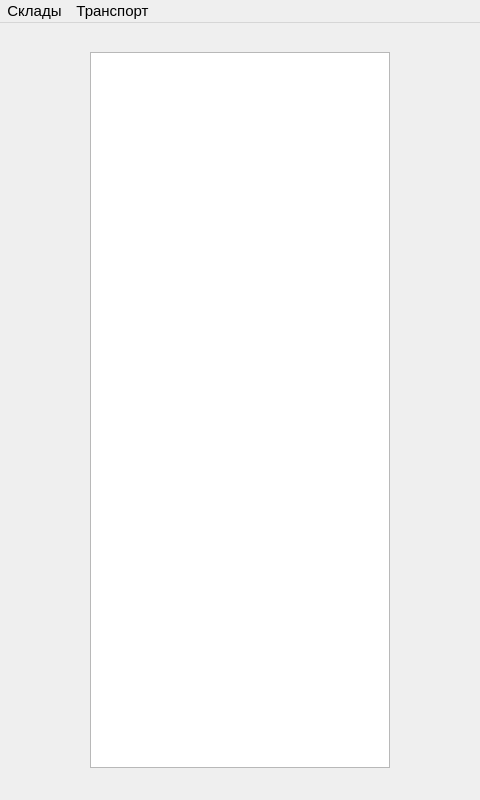
The window that src/ui/diploma.ui (fairay/BachelorDiploma) describes before a commit, drawn with Qt 5; both pictures show x 305 to 785 and y 0 to 800 of the 1075 by 800 pixel window.
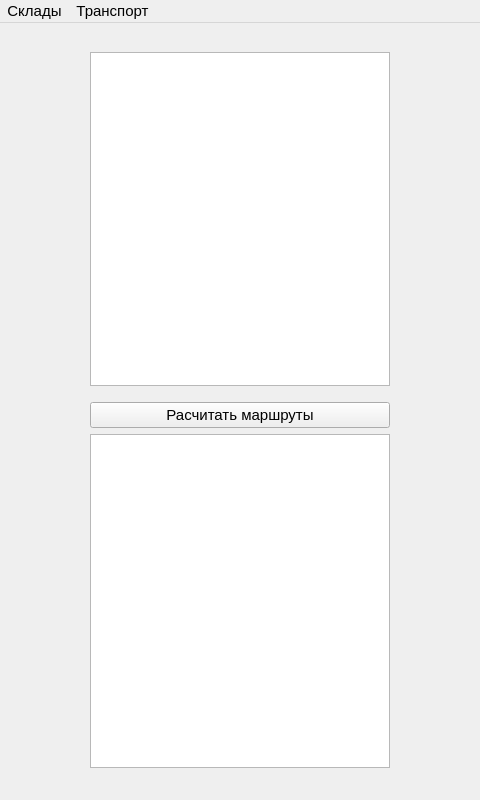
The same window after the commit.

Patch:
```diff
--- a/src/ui/diploma.ui
+++ b/src/ui/diploma.ui
@@ -41,6 +41,22 @@
   </property>
   <widget class="QWidget" name="centralwidget">
    <layout class="QGridLayout" name="gridLayout">
+                <item row="1" column="5">
+                    <spacer name="horizontalSpacer_2">
+                        <property name="orientation">
+                            <enum>Qt::Horizontal</enum>
+                        </property>
+                        <property name="sizeType">
+                            <enum>QSizePolicy::Fixed</enum>
+                        </property>
+                        <property name="sizeHint" stdset="0">
+                            <size>
+                                <width>50</width>
+                                <height>13</height>
+                            </size>
+                        </property>
+                    </spacer>
+                </item>
     <item row="1" column="2">
      <spacer name="horizontalSpacer_3">
       <property name="orientation">
@@ -57,70 +73,6 @@
       </property>
      </spacer>
     </item>
-    <item row="1" column="4">
-     <spacer name="horizontalSpacer_2">
-      <property name="orientation">
-       <enum>Qt::Horizontal</enum>
-      </property>
-      <property name="sizeType">
-       <enum>QSizePolicy::Fixed</enum>
-      </property>
-      <property name="sizeHint" stdset="0">
-       <size>
-        <width>50</width>
-        <height>13</height>
-       </size>
-      </property>
-     </spacer>
-    </item>
-    <item row="0" column="3">
-     <spacer name="verticalSpacer">
-      <property name="orientation">
-       <enum>Qt::Vertical</enum>
-      </property>
-      <property name="sizeType">
-       <enum>QSizePolicy::Fixed</enum>
-      </property>
-      <property name="sizeHint" stdset="0">
-       <size>
-        <width>20</width>
-        <height>20</height>
-       </size>
-      </property>
-     </spacer>
-    </item>
-    <item row="1" column="3">
-     <widget class="QListWidget" name="NodeList">
-      <property name="sizePolicy">
-       <sizepolicy hsizetype="Fixed" vsizetype="Expanding">
-        <horstretch>0</horstretch>
-        <verstretch>0</verstretch>
-       </sizepolicy>
-      </property>
-      <property name="minimumSize">
-       <size>
-        <width>300</width>
-        <height>0</height>
-       </size>
-      </property>
-     </widget>
-    </item>
-    <item row="1" column="0">
-     <spacer name="horizontalSpacer">
-      <property name="orientation">
-       <enum>Qt::Horizontal</enum>
-      </property>
-      <property name="sizeType">
-       <enum>QSizePolicy::Fixed</enum>
-      </property>
-      <property name="sizeHint" stdset="0">
-       <size>
-        <width>50</width>
-        <height>13</height>
-       </size>
-      </property>
-     </spacer>
-    </item>
     <item row="1" column="1">
      <layout class="QGridLayout" name="GraphWidget">
       <property name="sizeConstraint">
@@ -128,6 +80,109 @@
       </property>
      </layout>
     </item>
+                <item row="1" column="0">
+                    <spacer name="horizontalSpacer">
+                        <property name="orientation">
+                            <enum>Qt::Horizontal</enum>
+                        </property>
+                        <property name="sizeType">
+                            <enum>QSizePolicy::Fixed</enum>
+                        </property>
+                        <property name="sizeHint" stdset="0">
+                            <size>
+                                <width>50</width>
+                                <height>13</height>
+                            </size>
+                        </property>
+                    </spacer>
+                </item>
+                <item row="1" column="3">
+                    <layout class="QVBoxLayout" name="verticalLayout">
+                        <item>
+                            <widget class="QListWidget" name="nodeList">
+                                <property name="sizePolicy">
+                                    <sizepolicy hsizetype="Fixed" vsizetype="Expanding">
+                                        <horstretch>0</horstretch>
+                                        <verstretch>0</verstretch>
+                                    </sizepolicy>
+                                </property>
+                                <property name="minimumSize">
+                                    <size>
+                                        <width>300</width>
+                                        <height>0</height>
+                                    </size>
+                                </property>
+                            </widget>
+                        </item>
+                        <item>
+                            <spacer name="verticalSpacer_2">
+                                <property name="orientation">
+                                    <enum>Qt::Vertical</enum>
+                                </property>
+                                <property name="sizeType">
+                                    <enum>QSizePolicy::Fixed</enum>
+                                </property>
+                                <property name="sizeHint" stdset="0">
+                                    <size>
+                                        <width>20</width>
+                                        <height>10</height>
+                                    </size>
+                                </property>
+                            </spacer>
+                        </item>
+                        <item>
+                            <widget class="QPushButton" name="calcRoutesW">
+                                <property name="minimumSize">
+                                    <size>
+                                        <width>300</width>
+                                        <height>0</height>
+                                    </size>
+                                </property>
+                                <property name="maximumSize">
+                                    <size>
+                                        <width>300</width>
+                                        <height>16777215</height>
+                                    </size>
+                                </property>
+                                <property name="text">
+                                    <string>Расчитать маршруты</string>
+                                </property>
+                            </widget>
+                        </item>
+                        <item>
+                            <widget class="QListWidget" name="routeList">
+                                <property name="sizePolicy">
+                                    <sizepolicy hsizetype="Fixed" vsizetype="Expanding">
+                                        <horstretch>0</horstretch>
+                                        <verstretch>0</verstretch>
+                                    </sizepolicy>
+                                </property>
+                                <property name="minimumSize">
+                                    <size>
+                                        <width>300</width>
+                                        <height>0</height>
+                                    </size>
+                                </property>
+                            </widget>
+                        </item>
+                    </layout>
+                </item>
+                <item row="0" column="3">
+                    <spacer name="verticalSpacer">
+                        <property name="orientation">
+                            <enum>Qt::Vertical</enum>
+                        </property>
+                        <property name="sizeType">
+                            <enum>QSizePolicy::Fixed</enum>
+                        </property>
+                        <property name="sizeHint" stdset="0">
+                            <size>
+                                <width>20</width>
+                                <height>20</height>
+                            </size>
+                        </property>
+                    </spacer>
+                </item>
    </layout>
   </widget>
   <widget class="QMenuBar" name="menubar">
```
Left out of the diff: 2 changed lines with no effect on the pictures. Lines whose indentation alone changed are shown as unchanged.
